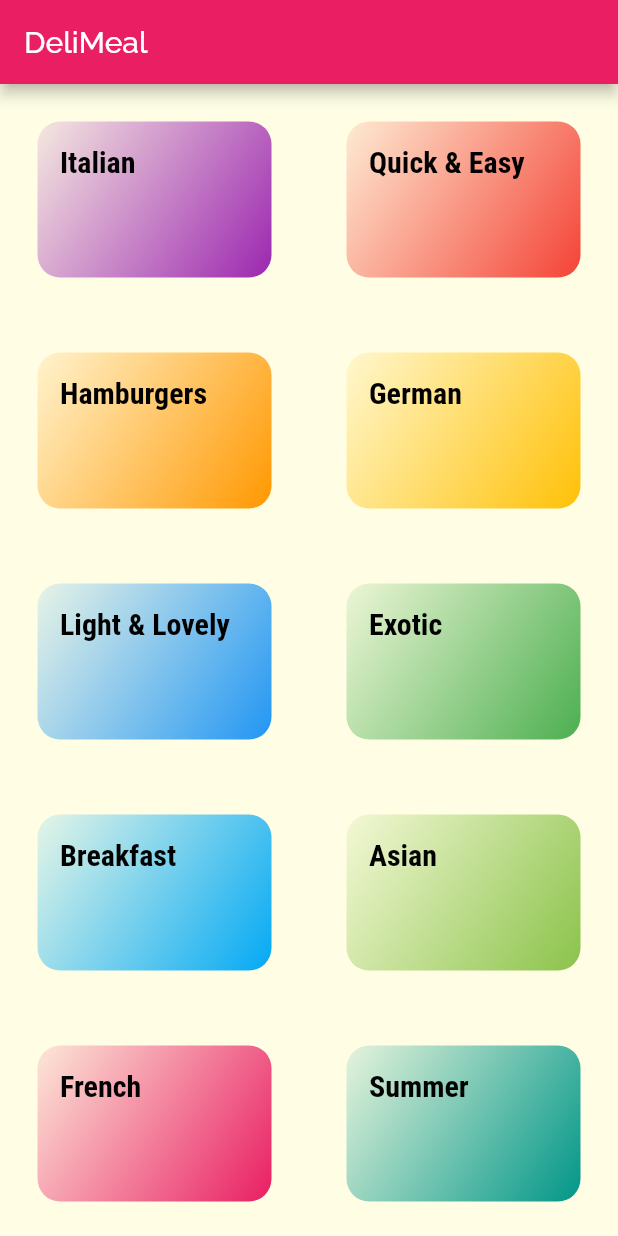
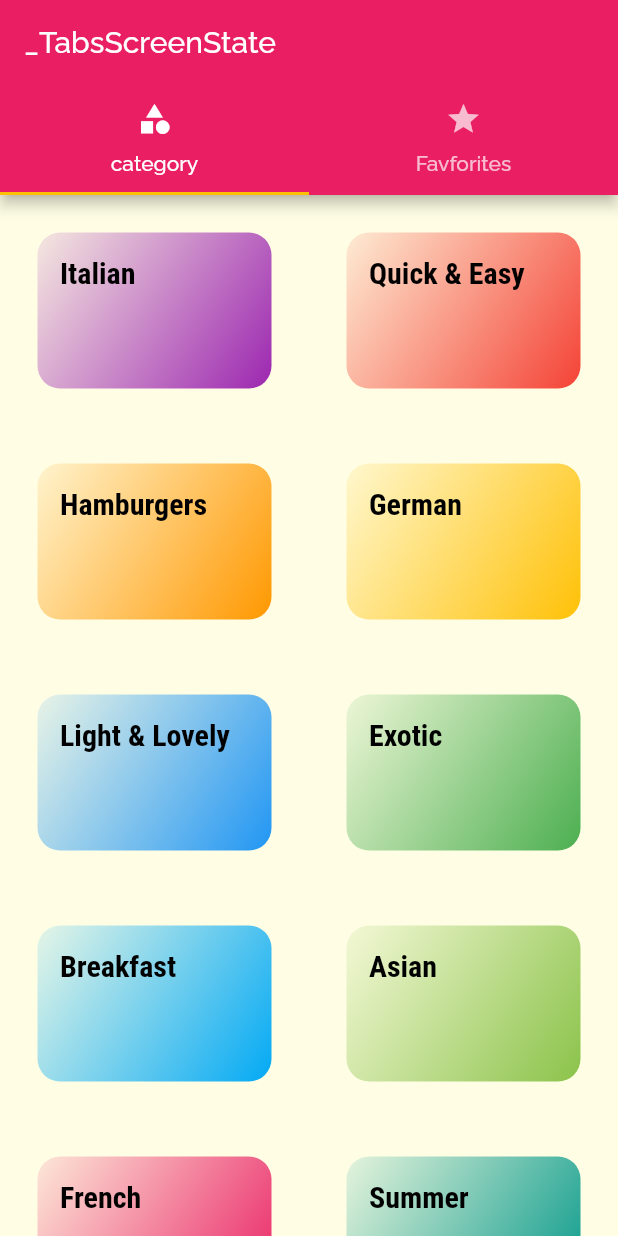
Before and after one commit to HaldunMatar/Flutter_DeliMeals, a Flutter app: the screen it shows after launch, on a phone screen of 412 x 824 dp. Run offline on Flutter 3.47's test engine with Material 2 defaults, Android fonts, the phone set to English and light mode, and no system bars.

Commit message:
173. Adding a TabBar to the Appbar

```diff
--- a/lib/main.dart
+++ b/lib/main.dart
@@ -1,4 +1,6 @@
 import 'package:flutter/material.dart';
+import 'package:meals/screens/meal_dtails_screen.dart';
+import 'package:meals/screens/tabs_screen.dart';
 
 import 'screens/categories_screen.dart';
 import 'screens/Category_meals_screen.dart';
@@ -28,8 +30,25 @@ class MyApp extends StatelessWidget {
                     fontFamily: 'RobotoCondensed',
                     fontWeight: FontWeight.bold),
               )),
-      home: CategoriesScreen(),
-      routes: {'/Category-meals': (ctx) => CategoryMealsScreen()},
+      //home: CategoriesScreen(),
+      initialRoute: '/',
+      routes: {
+        '/': (ctx) => TabsScreen(),
+        CategoryMealsScreen.routeName: (ctx) => CategoryMealsScreen(),
+        MealDetailsScreen.routeName: (ctx) => MealDetailsScreen()
+      },
+      /*onGenerateRoute: (setting) {
+        //if (setting.name == )
+
+        return MaterialPageRoute(builder: (ctx) {
+          return CategoriesScreen();
+        });
+      },*/
+      /* onUnknownRoute: (setting) {
+         return MaterialPageRoute(builder: (ctx) {
+          return CategoriesScreen();
+        });
+      },*/
     );
   }
 }
--- a/lib/models/meal.dart
+++ b/lib/models/meal.dart
@@ -1,4 +1,4 @@
-import 'package:flutter/foundation.dart';
+//import 'package:flutter/foundation.dart';
 
 enum Complexity {
   Simple,
--- a/lib/screens/Category_meals_screen.dart
+++ b/lib/screens/Category_meals_screen.dart
@@ -4,6 +4,7 @@ import 'package:meals/widget/meal_item.dart';
 //import './dummy_data.dart';
 
 class CategoryMealsScreen extends StatelessWidget {
+  static const routeName = '/Category-meals';
   // final String categoryId;
   // final String categoryTitle;
 
@@ -27,6 +28,7 @@ class CategoryMealsScreen extends StatelessWidget {
         child: ListView.builder(
           itemBuilder: (ctx, index) {
             return MealItem(
+                id: categoryMeals.elementAt(index).id,
                 title: categoryMeals.elementAt(index).title,
                 imageUrl: categoryMeals.elementAt(index).imageUrl,
                 duration: categoryMeals.elementAt(index).duration,
--- a/lib/screens/categories_screen.dart
+++ b/lib/screens/categories_screen.dart
@@ -6,11 +6,7 @@ import '../widget/category_item.dart';
 class CategoriesScreen extends StatelessWidget {
   @override
   Widget build(BuildContext context) {
-    return Scaffold(
-      appBar: AppBar(
-        title: const Text('DeliMeal'),
-      ),
-      body: GridView(
+    return GridView(
       padding: const EdgeInsets.all(25),
       children: DUMMY_CATEGORIES
           .map(
@@ -27,7 +23,6 @@ class CategoriesScreen extends StatelessWidget {
         crossAxisSpacing: 50,
         mainAxisSpacing: 50,
       ),
-      ),
     );
   }
 }
--- /dev/null
+++ b/lib/screens/tabs_screen.dart
@@ -0,0 +1,39 @@
+import 'package:flutter/cupertino.dart';
+
+import 'package:flutter/material.dart';
+import 'package:meals/screens/categories_screen.dart';
+import 'package:meals/screens/favorites_screen.dart';
+
+class TabsScreen extends StatefulWidget {
+  @override
+  _TabsScreenState createState() => _TabsScreenState();
+}
+
+class _TabsScreenState extends State<TabsScreen> {
+  @override
+  Widget build(BuildContext context) {
+    return DefaultTabController(
+      length: 2,
+      child: Scaffold(
+        appBar: AppBar(
+          title: Text('_TabsScreenState'),
+          bottom: TabBar(
+            tabs: <Widget>[
+              Tab(
+                icon: Icon(Icons.category),
+                text: 'category',
+              ),
+              Tab(
+                icon: Icon(Icons.star),
+                text: 'Favforites',
+              ),
+            ],
+          ),
+        ),
+        body: TabBarView(
+          children: <Widget>[CategoriesScreen(), FavoritesScreen()],
+        ),
+      ),
+    );
+  }
+}
```
Also changed, not shown: lib/screens/favorites_screen.dart (added, +10 -0 lines), lib/screens/meal_dtails_screen.dart (added, +87 -0 lines), lib/widget/meal_item.dart (+9 -3 lines). Lines whose indentation alone changed are shown as unchanged.
